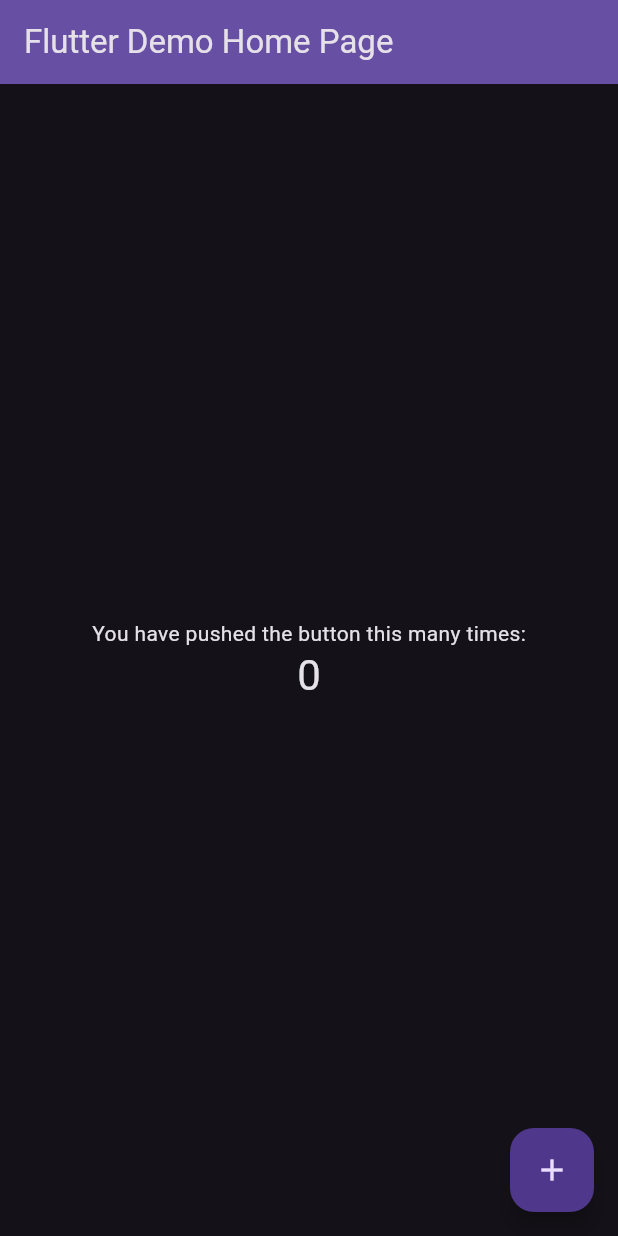
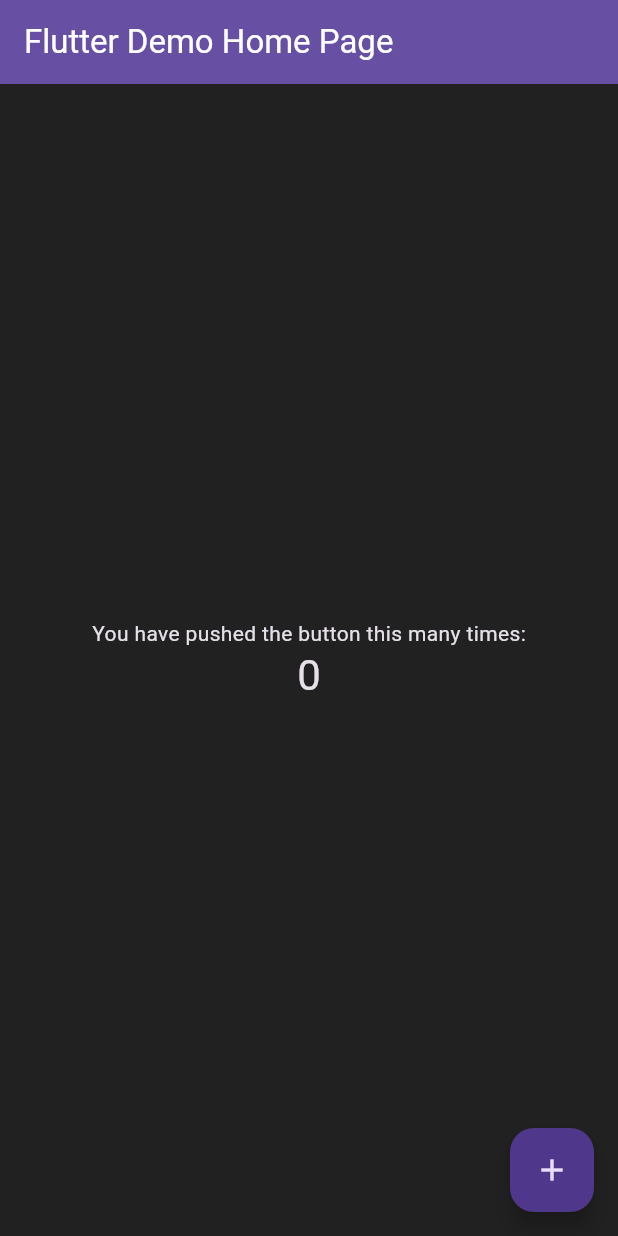
Before and after one commit to oguzdgd/Sample-Application-Development-With-Flutter, a Flutter app: the MyHomePage screen opened directly, on a phone screen of 412 x 824 dp. Run offline on Flutter 3.47's test engine with Material 3 defaults, Android fonts, the phone set to English and light mode, and no system bars; our stand-ins replace get_it, stacked.

Commit message:
themes,light and dark modes

```diff
--- a/Flutter201/tiktok_flutter/lib/app/tittokapp_viewmodel.dart
+++ b/Flutter201/tiktok_flutter/lib/app/tittokapp_viewmodel.dart
@@ -1,10 +1,20 @@
+import 'package:flutter/material.dart';
 import 'package:stacked/stacked.dart';
 
 class TiktokAppViewModel extends BaseViewModel {
-  String _text = "Merhaba";
-  String  get text => _text;
-  void changeText(){
-    _text = "Dünya";
-    rebuildUi();
+  ThemeMode theme = ThemeMode.dark;
+    /*String _text = "Merhaba";
+    String  get text => _text;
+    void changeText(){
+      _text = "Dünya";
+      rebuildUi();
+  }*/
+  changeTheme(){
+    if(theme==ThemeMode.dark){
+      theme=ThemeMode.light;
+    }else{
+      theme=ThemeMode.dark;
+    }
+    rebuildUi(); // videoda notifyListeners() kullanılıyor.
+  }
 }
-}
--- a/Flutter201/tiktok_flutter/lib/constants/theme.dart
+++ b/Flutter201/tiktok_flutter/lib/constants/theme.dart
@@ -1,19 +1,31 @@
 import 'package:flutter/material.dart';
 
-class ThemeConst{
+class ThemeConst {
+  // LIGHT THEME
+  // static anahtar kelimesi ile işaretlenen üyeler sınıfa özgü değil,
+  // sınıfa bağlıdır. Dolayısıyla, bu üyelere sınıf adı üzerinden doğrudan erişilebilir.
+  static ThemeData light = ThemeData(
+    brightness: Brightness.light,// textlerin rengini otomatik siyahtan beyaza değiştiriyor.
+    primaryColor: Colors.white, // Arkaplan rengi
 
-  //LİGHT
-    static ThemeData light = ThemeData(
-      brightness: Brightness.dark,
-      primaryColor: Colors.white70
+    scaffoldBackgroundColor: Colors.white,
+    appBarTheme: const AppBarTheme(
+      backgroundColor: Colors.blue, // AppBar arka plan rengi
+      foregroundColor: Colors.white, // AppBar metin rengi
+    ),
 
 
-    );
+  );
 
-  //DARK
+  // DARK THEME
   static ThemeData dark = ThemeData(
     brightness: Brightness.dark,
-    primaryColor: Colors.black38
+    primaryColor: Colors.black,
+    scaffoldBackgroundColor: Colors.grey[900],
+    appBarTheme:  AppBarTheme(
+      backgroundColor: Colors.grey[900],
+      foregroundColor: Colors.white,
+    ),
 
   );
 }
--- a/Flutter201/tiktok_flutter/lib/main.dart
+++ b/Flutter201/tiktok_flutter/lib/main.dart
@@ -7,7 +7,7 @@ Future<void> main() async {
   // When widget load in the app,starts app
   // Widgetler uygulamada hazır olduğunda uygulamayı çalıştır.
   WidgetsFlutterBinding.ensureInitialized();
-  await setUpLocator();
+    await setUpLocator();
 
   // if users want to view horizontal mode, this is not allowed.
   // Bu kod parçası ekranın yalnızca dikey modda görünmesini sağlar.
```
Also changed, not shown: Flutter201/tiktok_flutter/lib/app/tiktokapp_view.dart (+16 -7 lines).
